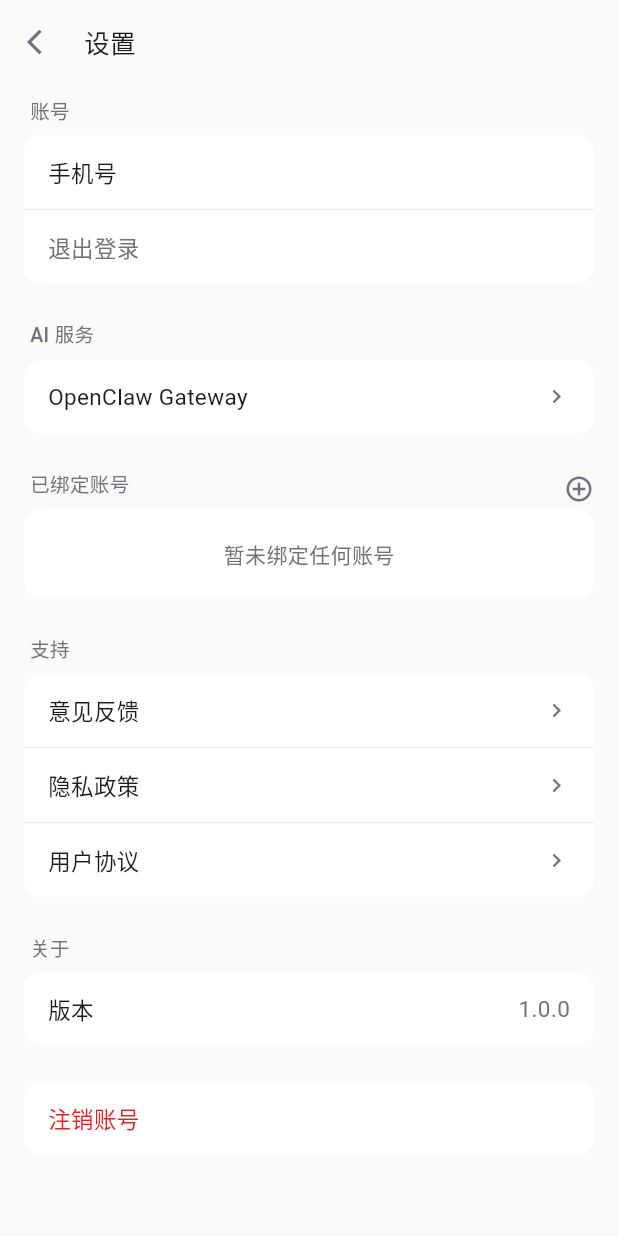
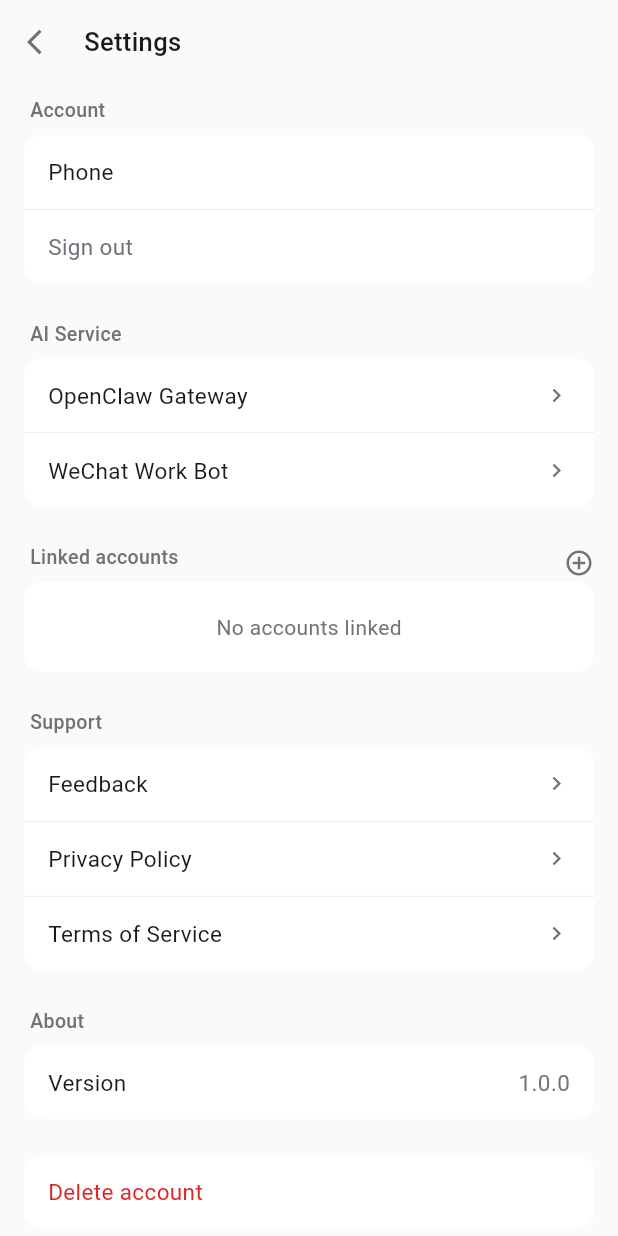
Before and after one commit to EliotXuHKUST/CrewIM, a Flutter app: the SettingsScreen screen opened by its route, on a phone screen of 412 x 824 dp. Run offline on Flutter 3.47's test engine with Material 3 defaults, Android fonts, the phone set to English and light mode, and no system bars; our stand-ins replace flutter_markdown, google_sign_in, image_picker, permission_handler, shared_preferences, sign_in_with_apple and 1 more; missing offline and left inert: record; accounts and stored records are empty; network calls fail.

Commit message:
feat: settings i18n + wechat webhook UI + email verification + send evidence
1. SettingsScreen fully i18n'd:
   - All labels, dialogs, buttons use AppLocalizations
   - Account, logout, delete account, feedback, privacy, terms, about
   - WeChat Work Webhook URL config added to AI service section

2. Email verification code real sending:
   - Server uses SMTP (configurable via SMTP_HOST/USER/PASS env vars)
   - Falls back to mock mode if SMTP not configured
   - Bilingual email template

3. Remaining i18n fixes:
   - BriefingScreen reason codes mapped to localized strings
   - SessionChatScreen action messages use l10n

4. Minor: regenerated l10n files with all new keys

Made-with: Cursor

```diff
--- a/app/lib/features/settings/presentation/settings_screen.dart
+++ b/app/lib/features/settings/presentation/settings_screen.dart
@@ -1,4 +1,5 @@
 import 'package:flutter/material.dart';
+import '../../../l10n/app_localizations.dart';
 import '../../../core/theme/app_colors.dart';
 import '../../../core/network/api_client.dart';
 import '../../../core/storage/auth_storage.dart';
@@ -15,6 +16,7 @@ class SettingsScreen extends StatefulWidget {
 class _SettingsScreenState extends State<SettingsScreen> {
   String? _phone;
   String _gatewayUrl = '';
+  String _wechatWebhook = '';
   List<Map<String, dynamic>> _accounts = [];
   bool _loading = true;
 
@@ -31,6 +33,7 @@ class _SettingsScreenState extends State<SettingsScreen> {
       final profile = await apiClient.getProfile();
       final p = profile['profile'] as Map<String, dynamic>? ?? {};
       _gatewayUrl = p['openclaw_gateway_url'] as String? ?? '';
+      _wechatWebhook = p['wechat_work_webhook'] as String? ?? '';
     } catch (_) {}
 
     try {
@@ -51,17 +54,25 @@ class _SettingsScreenState extends State<SettingsScreen> {
     } catch (_) {}
   }
 
+  Future<void> _saveWechatWebhook(String url) async {
+    try {
+      await apiClient.updateProfile({'profile': {'wechat_work_webhook': url}});
+      setState(() => _wechatWebhook = url);
+    } catch (_) {}
+  }
+
   Future<void> _logout() async {
+    final l10n = AppLocalizations.of(context)!;
     final confirm = await showDialog<bool>(
       context: context,
       builder: (ctx) => AlertDialog(
-        title: const Text('退出登录'),
-        content: const Text('确定退出当前账号？'),
+        title: Text(l10n.logout),
+        content: Text(l10n.logoutConfirm),
         actions: [
-          TextButton(onPressed: () => Navigator.pop(ctx, false), child: const Text('取消')),
+          TextButton(onPressed: () => Navigator.pop(ctx, false), child: Text(l10n.cancel)),
           TextButton(
             onPressed: () => Navigator.pop(ctx, true),
-            child: const Text('确定', style: TextStyle(color: AppColors.error)),
+            child: Text(l10n.confirm, style: const TextStyle(color: AppColors.error)),
           ),
         ],
       ),
@@ -76,18 +87,17 @@ class _SettingsScreenState extends State<SettingsScreen> {
   }
 
   Future<void> _deleteUserAccount() async {
+    final l10n = AppLocalizations.of(context)!;
     final confirm = await showDialog<bool>(
       context: context,
       builder: (ctx) => AlertDialog(
-        title: const Text('注销账号'),
-        content: const Text(
-          '注销后所有数据将被永久删除，包括会话记录、任务历史、绑定账号等。此操作不可撤销。',
-        ),
+        title: Text(l10n.deleteAccount),
+        content: Text(l10n.deleteAccountWarning),
         actions: [
-          TextButton(onPressed: () => Navigator.pop(ctx, false), child: const Text('取消')),
+          TextButton(onPressed: () => Navigator.pop(ctx, false), child: Text(l10n.cancel)),
           TextButton(
             onPressed: () => Navigator.pop(ctx, true),
-            child: const Text('确认注销', style: TextStyle(color: AppColors.error)),
+            child: Text(l10n.confirmDeleteAccount, style: const TextStyle(color: AppColors.error)),
           ),
         ],
       ),
@@ -97,13 +107,13 @@ class _SettingsScreenState extends State<SettingsScreen> {
     final doubleConfirm = await showDialog<bool>(
       context: context,
       builder: (ctx) => AlertDialog(
-        title: const Text('最终确认'),
-        content: const Text('真的要永久删除账号和所有数据吗？'),
+        title: Text(l10n.confirmDeleteAccount),
+        content: Text(l10n.deleteAccountFinal),
         actions: [
-          TextButton(onPressed: () => Navigator.pop(ctx, false), child: const Text('我再想想')),
+          TextButton(onPressed: () => Navigator.pop(ctx, false), child: Text(l10n.letMeThink)),
           TextButton(
             onPressed: () => Navigator.pop(ctx, true),
-            child: const Text('永久删除', style: TextStyle(color: AppColors.error, fontWeight: FontWeight.w600)),
+            child: Text(l10n.permanentDelete, style: const TextStyle(color: AppColors.error, fontWeight: FontWeight.w600)),
           ),
         ],
       ),
@@ -152,22 +162,23 @@ class _SettingsScreenState extends State<SettingsScreen> {
   }
 
   void _openFeedback() {
+    final l10n = AppLocalizations.of(context)!;
     showDialog(
       context: context,
       builder: (ctx) {
         final controller = TextEditingController();
         return AlertDialog(
-          title: const Text('意见反馈'),
+          title: Text(l10n.feedback),
           content: TextField(
             controller: controller,
             maxLines: 5,
-            decoration: const InputDecoration(
-              hintText: '请描述你遇到的问题或建议…',
-              border: OutlineInputBorder(),
+            decoration: InputDecoration(
+              hintText: l10n.feedbackHint,
+              border: const OutlineInputBorder(),
             ),
           ),
           actions: [
-            TextButton(onPressed: () => Navigator.pop(ctx), child: const Text('取消')),
+            TextButton(onPressed: () => Navigator.pop(ctx), child: Text(l10n.cancel)),
             TextButton(
               onPressed: () async {
                 final text = controller.text.trim();
@@ -178,15 +189,15 @@ class _SettingsScreenState extends State<SettingsScreen> {
                   } catch (_) {}
                   if (mounted) {
                     ScaffoldMessenger.of(context).showSnackBar(
-                      const SnackBar(
-                        content: Text('感谢你的反馈！'),
+                      SnackBar(
+                        content: Text(l10n.feedbackThanks),
                         behavior: SnackBarBehavior.floating,
                       ),
                     );
                   }
                 }
               },
-              child: const Text('提交'),
+              child: Text(l10n.submit),
             ),
           ],
         );
@@ -217,7 +228,7 @@ class _SettingsScreenState extends State<SettingsScreen> {
                     icon: Icon(Icons.arrow_back_ios, size: 20, color: secondaryColor),
                   ),
                   const SizedBox(width: 4),
-                  Text('设置', style: TextStyle(fontSize: 17, fontWeight: FontWeight.w500, color: textColor)),
+                  Text(AppLocalizations.of(context)?.settings ?? 'Settings', style: TextStyle(fontSize: 17, fontWeight: FontWeight.w500, color: textColor)),
                 ],
               ),
             ),
@@ -225,23 +236,25 @@ class _SettingsScreenState extends State<SettingsScreen> {
               const Expanded(child: Center(child: CircularProgressIndicator(strokeWidth: 2)))
             else
               Expanded(
-                child: ListView(
+                child: Builder(builder: (context) {
+                  final l10n = AppLocalizations.of(context)!;
+                  return ListView(
                   padding: const EdgeInsets.symmetric(horizontal: 16),
                   children: [
                     const SizedBox(height: 8),
-                    _SectionHeader(title: '账号', color: secondaryColor),
+                    _SectionHeader(title: l10n.account, color: secondaryColor),
                     _Card(
                       color: cardColor,
                       children: [
                         _Row(
-                          label: '手机号',
+                          label: l10n.phoneNumber,
                           value: _phone ?? '-',
                           textColor: textColor,
                           valueColor: secondaryColor,
                         ),
                         Divider(height: 1, color: isDark ? AppColors.separatorDark : AppColors.separator),
                         _TapRow(
-                          label: '退出登录',
+                          label: l10n.logout,
                           labelColor: AppColors.textSecondary,
                           onTap: _logout,
                         ),
@@ -249,7 +262,7 @@ class _SettingsScreenState extends State<SettingsScreen> {
                     ),
 
                     const SizedBox(height: 24),
-                    _SectionHeader(title: 'AI 服务', color: secondaryColor),
+                    _SectionHeader(title: l10n.aiService, color: secondaryColor),
                     _Card(
                       color: cardColor,
                       children: [
@@ -261,13 +274,22 @@ class _SettingsScreenState extends State<SettingsScreen> {
                           secondaryColor: secondaryColor,
                           onSave: _saveGatewayUrl,
                         ),
+                        Divider(height: 1, color: isDark ? AppColors.separatorDark : AppColors.separator),
+                        _EditableRow(
+                          label: l10n.wechatWorkWebhook,
+                          value: _wechatWebhook,
+                          hint: l10n.wechatWorkWebhookHint,
+                          textColor: textColor,
+                          secondaryColor: secondaryColor,
+                          onSave: _saveWechatWebhook,
+                        ),
                       ],
                     ),
 
                     const SizedBox(height: 24),
                     Row(
                       children: [
-                        _SectionHeader(title: '已绑定账号', color: secondaryColor),
+                        _SectionHeader(title: l10n.boundAccounts, color: secondaryColor),
                         const Spacer(),
                         GestureDetector(
                           onTap: _openAddAccount,
@@ -282,7 +304,7 @@ class _SettingsScreenState extends State<SettingsScreen> {
                           Padding(
                             padding: const EdgeInsets.symmetric(vertical: 20),
                             child: Center(
-                              child: Text('暂未绑定任何账号', style: TextStyle(fontSize: 14, color: secondaryColor)),
+                              child: Text(l10n.noAccounts, style: TextStyle(fontSize: 14, color: secondaryColor)),
                             ),
                           ),
                         ],
@@ -305,19 +327,19 @@ class _SettingsScreenState extends State<SettingsScreen> {
                       ),
 
                     const SizedBox(height: 24),
-                    _SectionHeader(title: '支持', color: secondaryColor),
+                    _SectionHeader(title: l10n.support, color: secondaryColor),
                     _Card(
                       color: cardColor,
                       children: [
                         _TapRow(
-                          label: '意见反馈',
+                          label: l10n.feedback,
                           labelColor: textColor,
                           trailing: true,
                           onTap: _openFeedback,
                         ),
                         Divider(height: 1, color: isDark ? AppColors.separatorDark : AppColors.separator),
                         _TapRow(
-                          label: '隐私政策',
+                          label: l10n.privacyPolicy,
                           labelColor: textColor,
                           trailing: true,
                           onTap: () {
@@ -332,7 +354,7 @@ class _SettingsScreenState extends State<SettingsScreen> {
                         ),
                         Divider(height: 1, color: isDark ? AppColors.separatorDark : AppColors.separator),
                         _TapRow(
-                          label: '用户协议',
+                          label: l10n.termsOfService,
                           labelColor: textColor,
                           trailing: true,
                           onTap: () {
@@ -348,11 +370,11 @@ class _SettingsScreenState extends State<SettingsScreen> {
                     ),
 
                     const SizedBox(height: 24),
-                    _SectionHeader(title: '关于', color: secondaryColor),
+                    _SectionHeader(title: l10n.about, color: secondaryColor),
                     _Card(
                       color: cardColor,
                       children: [
-                        _Row(label: '版本', value: '1.0.0', textColor: textColor, valueColor: secondaryColor),
+                        _Row(label: l10n.version, value: '1.0.0', textColor: textColor, valueColor: secondaryColor),
                       ],
                     ),
 
@@ -361,7 +383,7 @@ class _SettingsScreenState extends State<SettingsScreen> {
                       color: cardColor,
                       children: [
                         _TapRow(
-                          label: '注销账号',
+                          label: l10n.deleteAccount,
                           labelColor: AppColors.error,
                           onTap: _deleteUserAccount,
                         ),
@@ -370,7 +392,8 @@ class _SettingsScreenState extends State<SettingsScreen> {
 
                     const SizedBox(height: 40),
                   ],
-                ),
+                );
+                }),
               ),
           ],
         ),
```
Also changed, not shown: app/lib/core/network/api_client.dart (+10 -1 lines), 1 other file.
